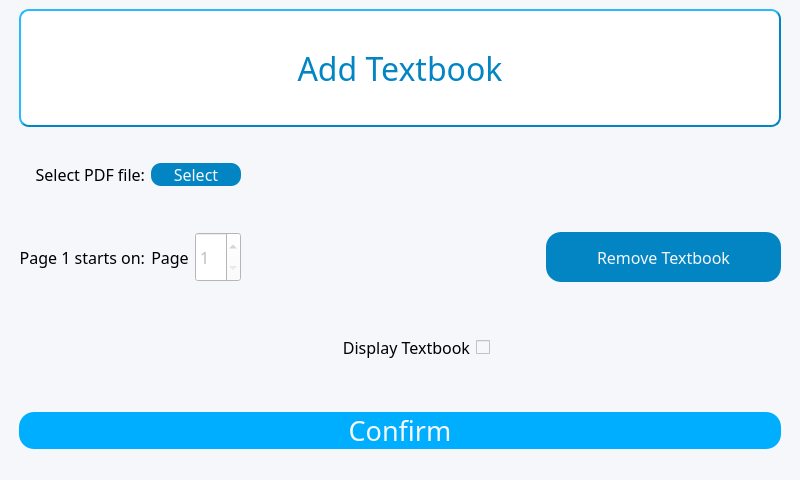
First picture: the form in gui/addTextbook.ui, repository AlexShem247/note-and-flashcard-maker, before the edit.
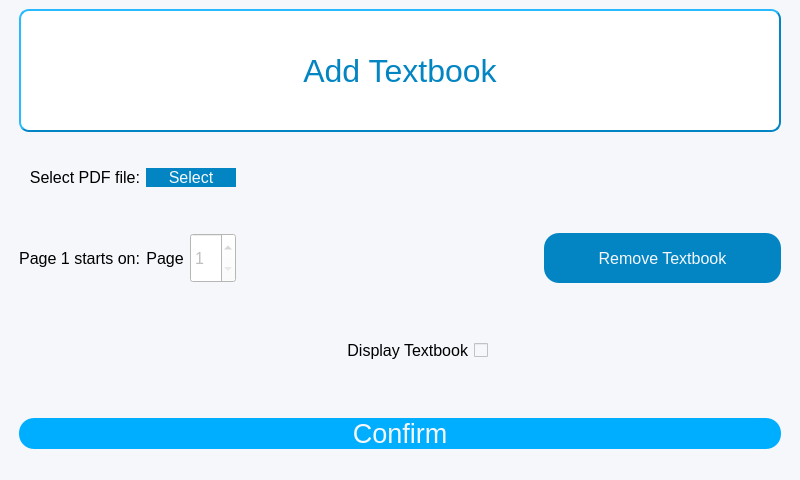
Second picture: the form after the edit.

Commit message: Changed Font to MS Shell

```diff
--- a/gui/addTextbook.ui
+++ b/gui/addTextbook.ui
@@ -59,7 +59,7 @@
         </property>
         <property name="font">
          <font>
-          <family>Neue Haas Grotesk Text Pro</family>
+          <family>MS Shell Dlg 2</family>
           <pointsize>12</pointsize>
          </font>
         </property>
@@ -84,7 +84,7 @@
         </property>
         <property name="font">
          <font>
-          <family>Neue Haas Grotesk Text Pro</family>
+          <family>MS Shell Dlg 2</family>
           <pointsize>12</pointsize>
          </font>
         </property>
@@ -109,7 +109,7 @@
         </property>
         <property name="font">
          <font>
-          <family>Neue Haas Grotesk Text Pro</family>
+          <family>MS Shell Dlg 2</family>
           <pointsize>20</pointsize>
          </font>
         </property>
@@ -148,7 +148,7 @@
         </property>
         <property name="font">
          <font>
-          <family>Neue Haas Grotesk Text Pro</family>
+          <family>MS Shell Dlg 2</family>
           <pointsize>12</pointsize>
          </font>
         </property>
@@ -194,7 +194,7 @@
         </property>
         <property name="font">
          <font>
-          <family>Neue Haas Grotesk Text Pro</family>
+          <family>MS Shell Dlg 2</family>
           <pointsize>12</pointsize>
          </font>
         </property>
@@ -222,7 +222,7 @@
         </property>
         <property name="font">
          <font>
-          <family>Neue Haas Grotesk Text Pro</family>
+          <family>MS Shell Dlg 2</family>
           <pointsize>24</pointsize>
          </font>
         </property>
@@ -252,7 +252,7 @@
         </property>
         <property name="font">
          <font>
-          <family>Neue Haas Grotesk Text Pro</family>
+          <family>MS Shell Dlg 2</family>
           <pointsize>12</pointsize>
          </font>
         </property>
@@ -282,7 +282,7 @@
         </property>
         <property name="font">
          <font>
-          <family>Neue Haas Grotesk Text Pro</family>
+          <family>MS Shell Dlg 2</family>
           <pointsize>10</pointsize>
          </font>
         </property>
@@ -304,7 +304,7 @@
         </property>
         <property name="font">
          <font>
-          <family>Neue Haas Grotesk Text Pro</family>
+          <family>MS Shell Dlg 2</family>
           <pointsize>12</pointsize>
          </font>
         </property>
@@ -342,7 +342,7 @@
         </property>
         <property name="font">
          <font>
-          <family>Neue Haas Grotesk Text Pro</family>
+          <family>MS Shell Dlg 2</family>
           <pointsize>12</pointsize>
          </font>
         </property>
```
The commit also changes 27 other files.
